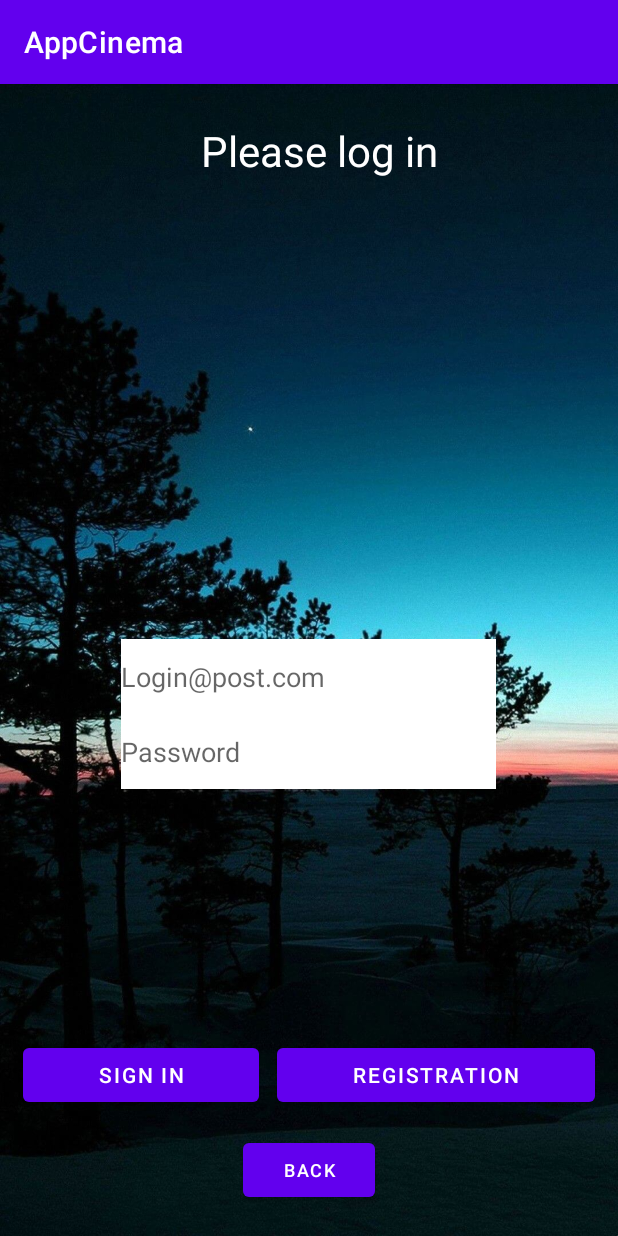
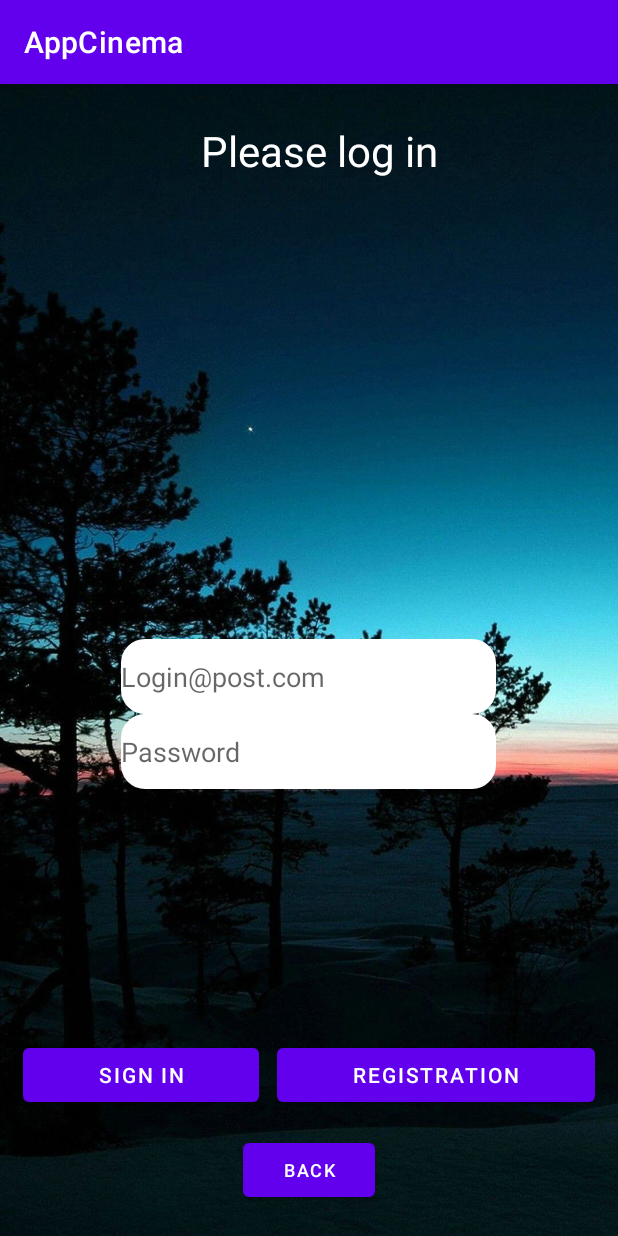
Before and after one commit to levifeyd/Project_App, an Android app: the AuthorizationFragment screen opened through its navigation route, on a phone screen of 412 x 824 dp. Run offline under Robolectric (Android 15) with nearby library versions, the phone set to English and light mode, and no system bars; Roboto replaces fonts that are not available here.

Commit message:
add_background_edit_text

```diff
--- a/AppCinema/app/src/main/java/android/example/AppCinema/AddMovieFragment.java
+++ b/AppCinema/app/src/main/java/android/example/AppCinema/AddMovieFragment.java
@@ -78,7 +78,6 @@ public class AddMovieFragment extends Fragment {
 
     private void showToast () {
         Activity activityObj = this.getActivity();
-        @SuppressLint("ShowToast")
         Toast toast = Toast.makeText(activityObj, "Please add movie", Toast.LENGTH_SHORT);
         toast.show();
     }
@@ -88,7 +87,7 @@ public class AddMovieFragment extends Fragment {
         String result = ((EditText) allMovies.get(position).findViewById(R.id.editText)).getText().toString();
         AddMovieFragment fragment3 = new AddMovieFragment();
         Bundle bundle = new Bundle();
-        bundle.putString("string", result);
+        bundle.putString("movie", result);
         fragment3.setArguments(bundle);
         navController.navigate(R.id.fragment4, bundle);
     }
--- a/AppCinema/app/src/main/java/android/example/AppCinema/GetMovieFragment.java
+++ b/AppCinema/app/src/main/java/android/example/AppCinema/GetMovieFragment.java
@@ -32,7 +32,7 @@ public class GetMovieFragment extends Fragment {
 
     private void setResultToTextViewFromBundle() {
         Bundle bundle = getArguments();
-            String result = bundle.getString("string");
+            String result = bundle.getString("movie");
             if (!result.isEmpty()) recommendedFilm.setText(result);
             else recommendedFilm.setText("Error: Please enter correct name of movie");
     }
--- /dev/null
+++ b/AppCinema/app/src/main/res/drawable/my_icon.xml
@@ -0,0 +1,12 @@
+<?xml version="1.0" encoding="utf-8"?>
+<!--  res/drawable/rounded_edittext.xml -->
+<shape xmlns:android="http://schemas.android.com/apk/res/android"
+    android:shape="rectangle" android:padding="10dp">
+    <solid android:color="#FFFFFF"/>
+    <stroke android:width="1dip" android:color="#ffffff" />
+    <corners
+        android:bottomRightRadius="15dp"
+        android:bottomLeftRadius="15dp"
+        android:topLeftRadius="15dp"
+        android:topRightRadius="15dp"/>
+</shape>
--- a/AppCinema/app/src/main/res/layout/authorization_fragment.xml
+++ b/AppCinema/app/src/main/res/layout/authorization_fragment.xml
@@ -40,8 +40,8 @@
         android:layout_centerHorizontal="true"
         android:layout_marginLeft="40dp"
         android:layout_marginTop="370dp"
-        android:background="@color/white"
-        android:hint="Login@post.com" />
+        android:hint="Login@post.com"
+        android:background="@drawable/my_icon"/>
 
     <EditText
         android:id="@+id/pass"
@@ -50,10 +50,8 @@
         android:layout_centerHorizontal="true"
         android:layout_marginLeft="40dp"
         android:layout_marginTop="420dp"
-        android:background="@color/white"
-        android:hint="Password">
-
-    </EditText>
+        android:hint="Password"
+        android:background="@drawable/my_icon"/>
 
     <LinearLayout
         android:layout_width="match_parent"
--- a/AppCinema/app/src/main/res/navigation/main_graph.xml
+++ b/AppCinema/app/src/main/res/navigation/main_graph.xml
@@ -27,7 +27,7 @@
         android:id="@+id/fragment3"
         android:name="android.example.AppCinema.AddMovieFragment"
         android:label="fragment_3"
-        tools:layout="@layout/add_movie_fragment" >
+        tools:layout="@layout/add_movie_fragment">
         <action
             android:id="@+id/action_fragment3_to_fragment4"
             app:destination="@id/fragment4" />
```
Also changed, not shown: AppCinema/app/src/main/java/android/example/AppCinema/AuthorizationFragment.java (+15 -16 lines).
